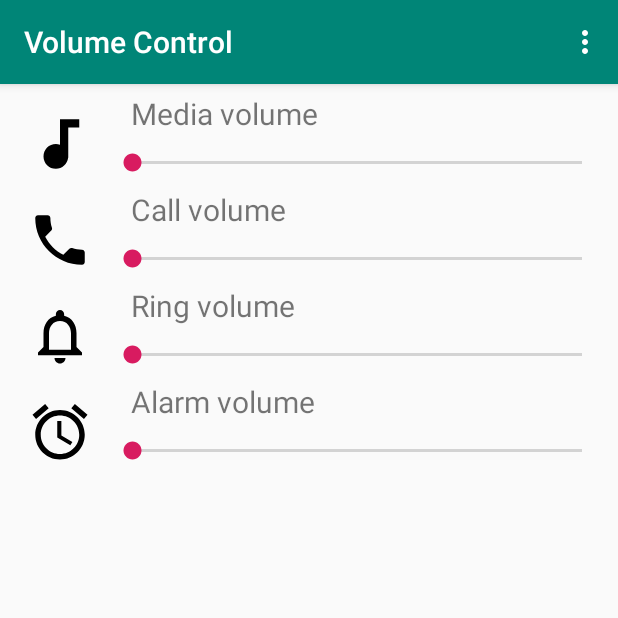
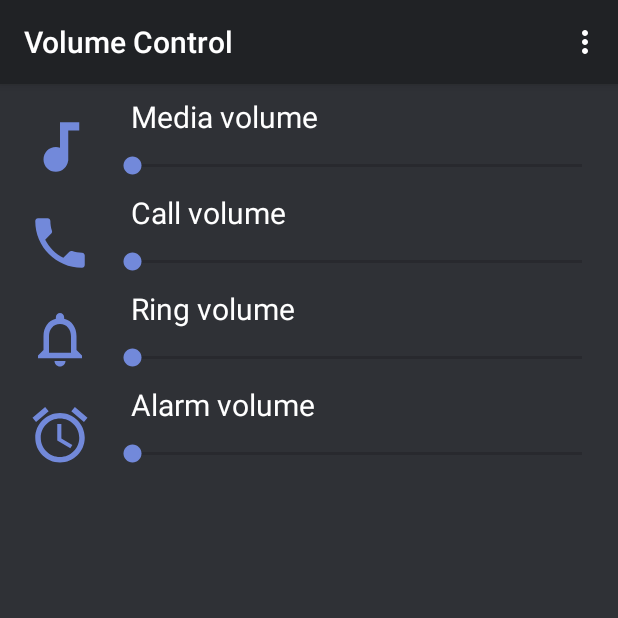
Before and after one commit to HitomaruKonpaku/VolumeControl, an Android app: the screen it shows after launch (MainActivity), on a phone screen of 412 x 824 dp, the top half of it. Run offline under Robolectric (Android 15) with nearby library versions, the phone set to English and light mode, and no system bars.

Commit message:
Update app style

```diff
--- a/app/src/main/res/drawable/ic_audio_stream_alarm.xml
+++ b/app/src/main/res/drawable/ic_audio_stream_alarm.xml
@@ -4,6 +4,6 @@
         android:viewportWidth="24.0"
         android:viewportHeight="24.0">
     <path
-        android:fillColor="#FF000000"
+        android:fillColor="@color/colorStreamIcon"
         android:pathData="M22,5.72l-4.6,-3.86 -1.29,1.53 4.6,3.86L22,5.72zM7.88,3.39L6.6,1.86 2,5.71l1.29,1.53 4.59,-3.85zM12.5,8L11,8v6l4.75,2.85 0.75,-1.23 -4,-2.37L12.5,8zM12,4c-4.97,0 -9,4.03 -9,9s4.02,9 9,9c4.97,0 9,-4.03 9,-9s-4.03,-9 -9,-9zM12,20c-3.87,0 -7,-3.13 -7,-7s3.13,-7 7,-7 7,3.13 7,7 -3.13,7 -7,7z"/>
 </vector>
--- a/app/src/main/res/drawable/ic_audio_stream_call.xml
+++ b/app/src/main/res/drawable/ic_audio_stream_call.xml
@@ -4,6 +4,6 @@
         android:viewportWidth="24.0"
         android:viewportHeight="24.0">
     <path
-        android:fillColor="#FF000000"
+        android:fillColor="@color/colorStreamIcon"
         android:pathData="M6.62,10.79c1.44,2.83 3.76,5.14 6.59,6.59l2.2,-2.2c0.27,-0.27 0.67,-0.36 1.02,-0.24 1.12,0.37 2.33,0.57 3.57,0.57 0.55,0 1,0.45 1,1V20c0,0.55 -0.45,1 -1,1 -9.39,0 -17,-7.61 -17,-17 0,-0.55 0.45,-1 1,-1h3.5c0.55,0 1,0.45 1,1 0,1.25 0.2,2.45 0.57,3.57 0.11,0.35 0.03,0.74 -0.25,1.02l-2.2,2.2z"/>
 </vector>
--- a/app/src/main/res/drawable/ic_audio_stream_music.xml
+++ b/app/src/main/res/drawable/ic_audio_stream_music.xml
@@ -4,6 +4,6 @@
         android:viewportWidth="24.0"
         android:viewportHeight="24.0">
     <path
-        android:fillColor="#FF000000"
+        android:fillColor="@color/colorStreamIcon"
         android:pathData="M12,3v9.28c-0.47,-0.17 -0.97,-0.28 -1.5,-0.28C8.01,12 6,14.01 6,16.5S8.01,21 10.5,21c2.31,0 4.2,-1.75 4.45,-4H15V6h4V3h-7z"/>
 </vector>
--- a/app/src/main/res/drawable/ic_audio_stream_ring.xml
+++ b/app/src/main/res/drawable/ic_audio_stream_ring.xml
@@ -4,6 +4,6 @@
         android:viewportWidth="24.0"
         android:viewportHeight="24.0">
     <path
-        android:fillColor="#FF000000"
+        android:fillColor="@color/colorStreamIcon"
         android:pathData="M12,22c1.1,0 2,-0.9 2,-2h-4c0,1.1 0.9,2 2,2zM18,16v-5c0,-3.07 -1.63,-5.64 -4.5,-6.32L13.5,4c0,-0.83 -0.67,-1.5 -1.5,-1.5s-1.5,0.67 -1.5,1.5v0.68C7.64,5.36 6,7.92 6,11v5l-2,2v1h16v-1l-2,-2zM16,17L8,17v-6c0,-2.48 1.51,-4.5 4,-4.5s4,2.02 4,4.5v6z"/>
 </vector>
--- a/app/src/main/res/layout/activity_main.xml
+++ b/app/src/main/res/layout/activity_main.xml
@@ -4,6 +4,7 @@
     xmlns:tools="http://schemas.android.com/tools"
     android:layout_width="match_parent"
     android:layout_height="match_parent"
+    android:background="@color/colorBlack2"
     tools:context=".MainActivity">
 
     <com.google.android.material.appbar.AppBarLayout
--- a/app/src/main/res/layout/content_main.xml
+++ b/app/src/main/res/layout/content_main.xml
@@ -6,7 +6,8 @@
     android:layout_width="match_parent"
     android:layout_height="match_parent"
     android:orientation="vertical"
-    android:padding="8dp"
+    android:paddingHorizontal="8dp"
+    android:paddingVertical="10dp"
     app:layout_behavior="@string/appbar_scrolling_view_behavior"
     tools:context=".MainActivity"
     tools:showIn="@layout/activity_main">
@@ -15,7 +16,6 @@
         android:id="@+id/ringer_mode_list"
         android:layout_width="match_parent"
         android:layout_height="match_parent"
-        android:divider="@null"
-        android:dividerHeight="0dp" />
+        android:divider="@null" />
 
 </LinearLayout>
--- a/app/src/main/res/values/colors.xml
+++ b/app/src/main/res/values/colors.xml
@@ -1,6 +1,12 @@
 <?xml version="1.0" encoding="utf-8"?>
 <resources>
-    <color name="colorPrimary">#008577</color>
-    <color name="colorPrimaryDark">#00574B</color>
-    <color name="colorAccent">#D81B60</color>
+    <color name="colorBlack1">#36393f</color>
+    <color name="colorBlack2">#2f3136</color>
+    <color name="colorBlack3">#202225</color>
+    <color name="colorWhite">#fff</color>
+    <color name="colorBlue">#7289da</color>
+    <color name="colorRed">#f04747</color>
+    <color name="colorYellow">#faa61a</color>
+    <color name="colorGreen">#43b581</color>
+    <color name="colorStreamIcon">@color/colorBlue</color>
 </resources>
--- a/app/src/main/res/values/styles.xml
+++ b/app/src/main/res/values/styles.xml
@@ -1,11 +1,11 @@
 <resources>
 
     <!-- Base application theme. -->
-    <style name="AppTheme" parent="Theme.AppCompat.Light.DarkActionBar">
+    <style name="AppTheme" parent="Theme.AppCompat.DayNight.DarkActionBar">
         <!-- Customize your theme here. -->
-        <item name="colorPrimary">@color/colorPrimary</item>
-        <item name="colorPrimaryDark">@color/colorPrimaryDark</item>
-        <item name="colorAccent">@color/colorAccent</item>
+        <item name="colorPrimary">@color/colorBlack3</item>
+        <item name="colorAccent">@color/colorBlue</item>
+        <item name="android:textColor">@color/colorWhite</item>
     </style>
 
     <style name="AppTheme.NoActionBar">
@@ -15,6 +15,6 @@
 
     <style name="AppTheme.AppBarOverlay" parent="ThemeOverlay.AppCompat.Dark.ActionBar" />
 
-    <style name="AppTheme.PopupOverlay" parent="ThemeOverlay.AppCompat.Light" />
+    <style name="AppTheme.PopupOverlay" parent="ThemeOverlay.AppCompat.Dark" />
 
 </resources>
```
